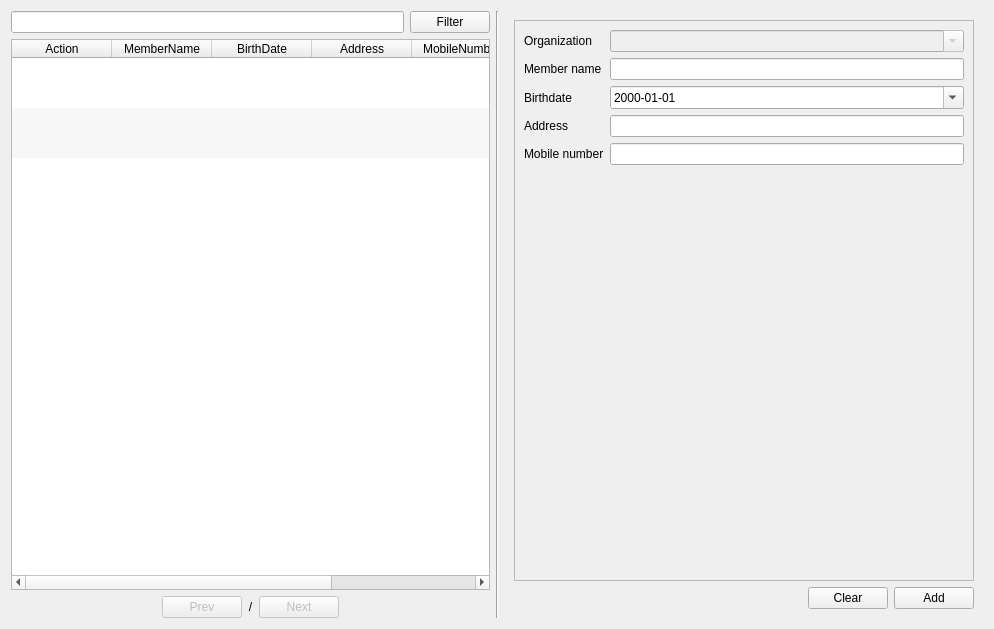
This is app/views/templates/generated/ManageMember.ui in rondalefloyd/mts-pos as Qt 5 draws it before an edit. The edited form follows.
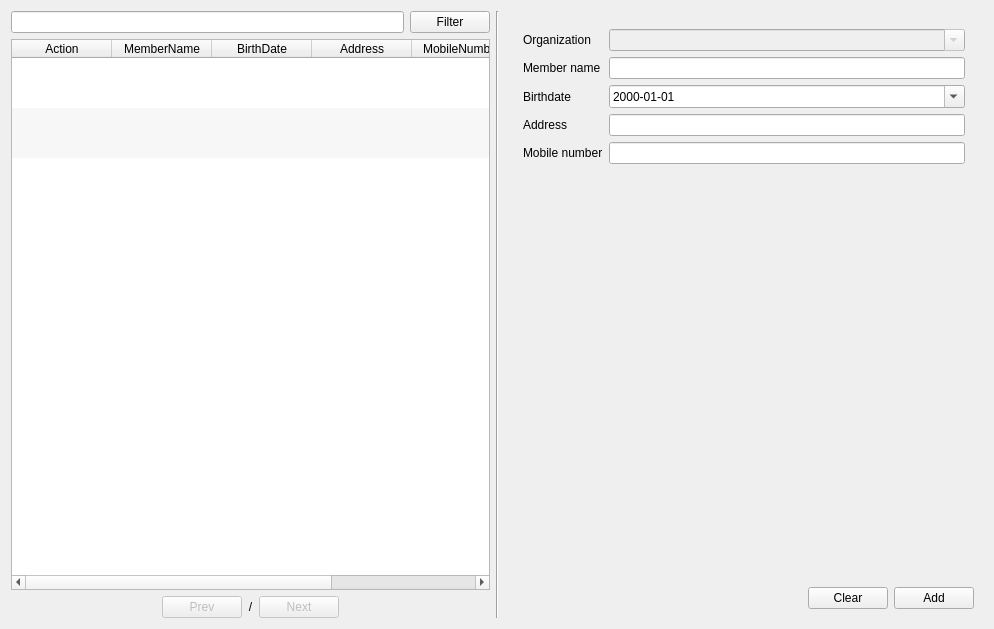
This is the edited form.

Diff of the .ui file:
```diff
--- a/app/views/templates/generated/ManageMember.ui
+++ b/app/views/templates/generated/ManageMember.ui
@@ -201,8 +201,23 @@
       </size>
      </property>
      <layout class="QVBoxLayout" name="verticalLayout_2">
+      <property name="leftMargin">
+       <number>9</number>
+      </property>
+      <property name="topMargin">
+       <number>9</number>
+      </property>
+      <property name="rightMargin">
+       <number>9</number>
+      </property>
+      <property name="bottomMargin">
+       <number>9</number>
+      </property>
       <item>
        <widget class="QScrollArea" name="scrollArea">
+        <property name="frameShape">
+         <enum>QFrame::NoFrame</enum>
+        </property>
         <property name="widgetResizable">
          <bool>true</bool>
         </property>
@@ -211,8 +226,8 @@
           <rect>
            <x>0</x>
            <y>0</y>
-           <width>460</width>
-           <height>560</height>
+           <width>462</width>
+           <height>562</height>
           </rect>
          </property>
          <layout class="QFormLayout" name="formLayout">
```
